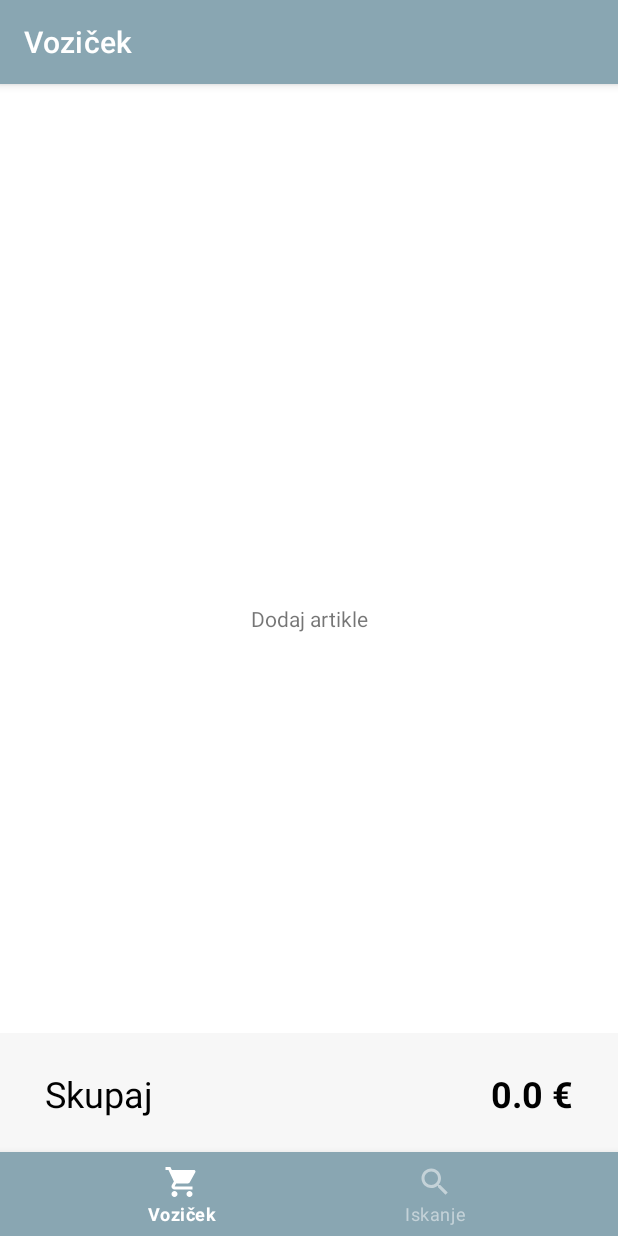
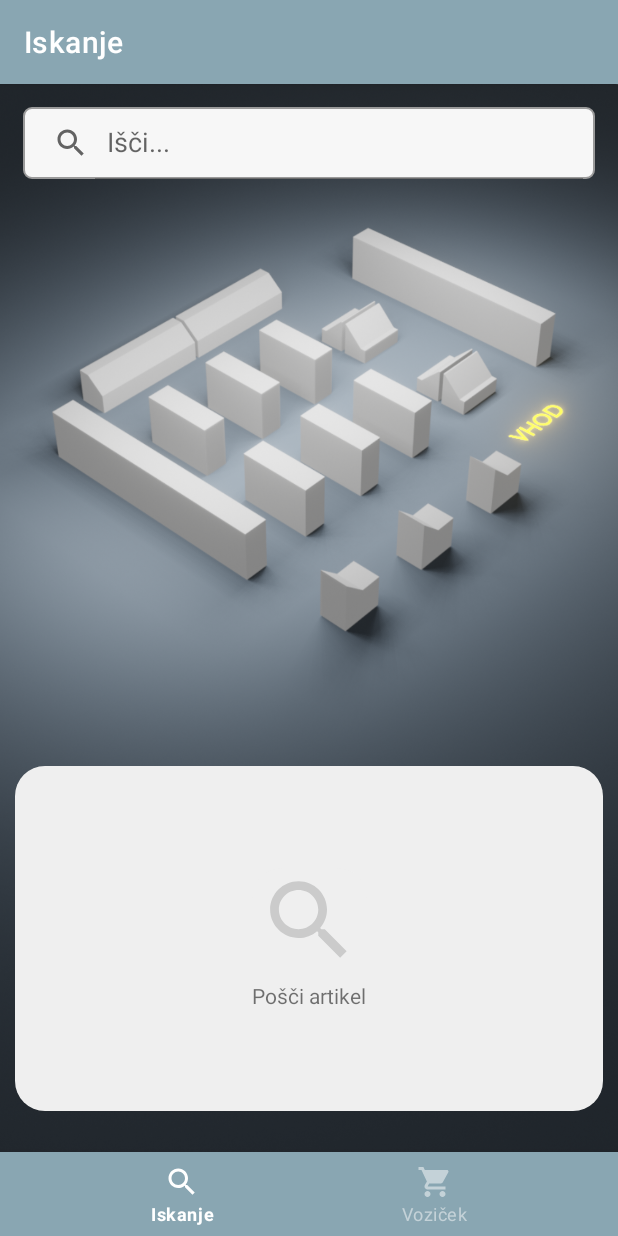
Before and after one commit to Prezely/FajndItApp, an Android app: the screen it shows after launch (MainActivity), on a phone screen of 412 x 824 dp. Run offline under Robolectric (Android 15) with nearby library versions, the phone set to English and light mode, and no system bars; our stand-ins replace navigation-ui.

Commit message:
Zamenjava fragmentov

```diff
--- a/app/src/main/java/si/uni_lj/fe/tnuv/fajnditapp/IskanjeFragment.java
+++ b/app/src/main/java/si/uni_lj/fe/tnuv/fajnditapp/IskanjeFragment.java
@@ -1,9 +1,11 @@
 package si.uni_lj.fe.tnuv.fajnditapp;
 
+import android.app.Dialog;
 import android.os.Bundle;
 import android.view.LayoutInflater;
 import android.view.View;
 import android.view.ViewGroup;
+import android.view.Window;
 import android.widget.TextView;
 
 import static si.uni_lj.fe.tnuv.fajnditapp.Izbrani_izdelki.izbrani;
@@ -65,9 +67,10 @@ public class IskanjeFragment extends Fragment {
         for (int i = 0; i < izbrani.size(); i++) {
             cena = cena + izbrani.get(i).getCena();
         }
-
         skupaj.setText(String.valueOf((float) cena/100) + " €");
     }
 
 
+
+
 }
--- a/app/src/main/java/si/uni_lj/fe/tnuv/fajnditapp/IzbraniAdapter.java
+++ b/app/src/main/java/si/uni_lj/fe/tnuv/fajnditapp/IzbraniAdapter.java
@@ -1,8 +1,11 @@
 package si.uni_lj.fe.tnuv.fajnditapp;
 
+import android.app.Dialog;
 import android.view.LayoutInflater;
 import android.view.View;
 import android.view.ViewGroup;
+import android.view.Window;
+import android.widget.Button;
 import android.widget.TextView;
 import android.widget.Toast;
 
@@ -105,6 +108,5 @@ public class IzbraniAdapter extends RecyclerView.Adapter {
         public void onClick(View view) {
 
         }
-
     }
 }
--- a/app/src/main/java/si/uni_lj/fe/tnuv/fajnditapp/VozicekFragment.java
+++ b/app/src/main/java/si/uni_lj/fe/tnuv/fajnditapp/VozicekFragment.java
@@ -43,11 +43,13 @@ public class VozicekFragment extends Fragment {
 
         // ISKALNA VRSTICA
         SearchView searchView = view.findViewById(R.id.searchView);
-        searchView.clearFocus();
+        searchView.setFocusable(false);
 
         searchView.setOnQueryTextListener(new SearchView.OnQueryTextListener() {
             @Override
             public boolean onQueryTextSubmit(String query) {
+
+
                 return false;
             }
 
--- /dev/null
+++ b/app/src/main/res/drawable/ikona_velikaikonaopacity.xml
@@ -0,0 +1,5 @@
+<vector android:alpha="0.5" android:height="100dp"
+    android:tint="#767777" android:viewportHeight="24"
+    android:viewportWidth="24" android:width="100dp" xmlns:android="http://schemas.android.com/apk/res/android">
+    <path android:fillColor="@android:color/white" android:pathData="M15.5,14h-0.79l-0.28,-0.27C15.41,12.59 16,11.11 16,9.5 16,5.91 13.09,3 9.5,3S3,5.91 3,9.5 5.91,16 9.5,16c1.61,0 3.09,-0.59 4.23,-1.57l0.27,0.28v0.79l5,4.99L20.49,19l-4.99,-5zM9.5,14C7.01,14 5,11.99 5,9.5S7.01,5 9.5,5 14,7.01 14,9.5 11.99,14 9.5,14z"/>
+</vector>
--- /dev/null
+++ b/app/src/main/res/drawable/ikona_velikaplus.xml
@@ -0,0 +1,5 @@
+<vector android:alpha="0.2" android:height="200dp"
+    android:tint="#767777" android:viewportHeight="24"
+    android:viewportWidth="24" android:width="200dp" xmlns:android="http://schemas.android.com/apk/res/android">
+    <path android:fillColor="@android:color/white" android:pathData="M13,7h-2v4L7,11v2h4v4h2v-4h4v-2h-4L13,7zM12,2C6.48,2 2,6.48 2,12s4.48,10 10,10 10,-4.48 10,-10S17.52,2 12,2zM12,20c-4.41,0 -8,-3.59 -8,-8s3.59,-8 8,-8 8,3.59 8,8 -3.59,8 -8,8z"/>
+</vector>
--- /dev/null
+++ b/app/src/main/res/drawable/ikona_velikasearch.xml
@@ -0,0 +1,5 @@
+<vector android:height="100dp" android:tint="#767777" android:alpha="0.3"
+    android:viewportHeight="24" android:viewportWidth="24"
+    android:width="100dp" xmlns:android="http://schemas.android.com/apk/res/android">
+    <path android:fillColor="@android:color/white" android:pathData="M15.5,14h-0.79l-0.28,-0.27C15.41,12.59 16,11.11 16,9.5 16,5.91 13.09,3 9.5,3S3,5.91 3,9.5 5.91,16 9.5,16c1.61,0 3.09,-0.59 4.23,-1.57l0.27,0.28v0.79l5,4.99L20.49,19l-4.99,-5zM9.5,14C7.01,14 5,11.99 5,9.5S7.01,5 9.5,5 14,7.01 14,9.5 11.99,14 9.5,14z"/>
+</vector>
--- a/app/src/main/res/layout/fragment_vozicek.xml
+++ b/app/src/main/res/layout/fragment_vozicek.xml
@@ -51,23 +51,42 @@
         android:id="@+id/brezZadetkov"
         android:layout_width="match_parent"
         android:layout_height="230dp"
+        android:layout_marginBottom="28dp"
         android:background="@drawable/robovi"
-        android:layout_marginBottom="28dp"
+        android:visibility="visible"
+        android:layout_marginRight="10dp"
         android:layout_marginLeft="10dp"
-        android:layout_marginRight="10dp"
-        app:layout_constraintBottom_toBottomOf="@+id/constraintLayout2"
-        android:visibility="visible">
+        app:layout_constraintBottom_toBottomOf="@+id/constraintLayout2">
 
-
-        <TextView
+        <androidx.constraintlayout.widget.ConstraintLayout
             android:layout_width="wrap_content"
             android:layout_height="wrap_content"
-            android:text="Pošči artikel"
+            android:background="@drawable/robovi"
             app:layout_constraintBottom_toBottomOf="parent"
             app:layout_constraintEnd_toEndOf="parent"
             app:layout_constraintStart_toStartOf="parent"
-            app:layout_constraintTop_toTopOf="parent"
-            />
+            app:layout_constraintTop_toTopOf="parent">
+
+
+            <TextView
+                android:id="@+id/textView3"
+                android:layout_width="wrap_content"
+                android:layout_height="wrap_content"
+                android:text="Pošči artikel"
+                app:layout_constraintEnd_toEndOf="parent"
+                app:layout_constraintStart_toStartOf="parent"
+                app:layout_constraintTop_toBottomOf="@id/ikonaSearch"
+                android:layout_marginTop="5dp"/>
+
+            <ImageView
+                android:id="@+id/ikonaSearch"
+                android:layout_width="70dp"
+                android:layout_height="70dp"
+                android:src="@drawable/ikona_velikasearch"
+                app:layout_constraintEnd_toEndOf="parent"
+                app:layout_constraintStart_toStartOf="parent"/>
+
+        </androidx.constraintlayout.widget.ConstraintLayout>
 
     </androidx.constraintlayout.widget.ConstraintLayout>
 
--- a/app/src/main/res/menu/bottom_nav_menu.xml
+++ b/app/src/main/res/menu/bottom_nav_menu.xml
@@ -3,13 +3,13 @@
 
     <item
         android:id="@+id/navigation_home"
+        android:icon="@drawable/ikona_iskanje"
+        android:title="Iskanje" />
+
+    <item
+        android:id="@+id/navigation_dashboard"
         android:icon="@drawable/ikona_vozicek"
         android:title="Voziček" />
 
-    <item
-        android:id="@+id/navigation_dashboard"
-        android:icon="@drawable/ikona_iskanje"
-        android:title="Iskanje" />
-
 
 </menu>
--- a/app/src/main/res/navigation/mobile_navigation.xml
+++ b/app/src/main/res/navigation/mobile_navigation.xml
@@ -3,19 +3,21 @@
     xmlns:app="http://schemas.android.com/apk/res-auto"
     xmlns:tools="http://schemas.android.com/tools"
     android:id="@+id/mobile_navigation"
-    app:startDestination="@+id/navigation_home">
+    app:startDestination="@id/navigation_home">
+
+    <fragment
+        android:id="@+id/navigation_home"
+        android:name="si.uni_lj.fe.tnuv.fajnditapp.VozicekFragment"
+        android:label="Iskanje"
+        tools:layout="@layout/fragment_vozicek" />
 
 
     <fragment
-        android:id="@+id/navigation_home"
+        android:id="@+id/navigation_dashboard"
         android:name="si.uni_lj.fe.tnuv.fajnditapp.IskanjeFragment"
-        android:label="@string/title_home"
+        android:label="Voziček"
         tools:layout="@layout/fragment_iskanje" />
 
-    <fragment
-        android:id="@+id/navigation_dashboard"
-        android:name="si.uni_lj.fe.tnuv.fajnditapp.VozicekFragment"
-        android:label="@string/title_dashboard"
-        tools:layout="@layout/fragment_vozicek" />
+
 
 </navigation>
```
Also changed, not shown: app/src/main/res/layout/fragment_iskanje.xml (+24 -5 lines), 1 other file.
